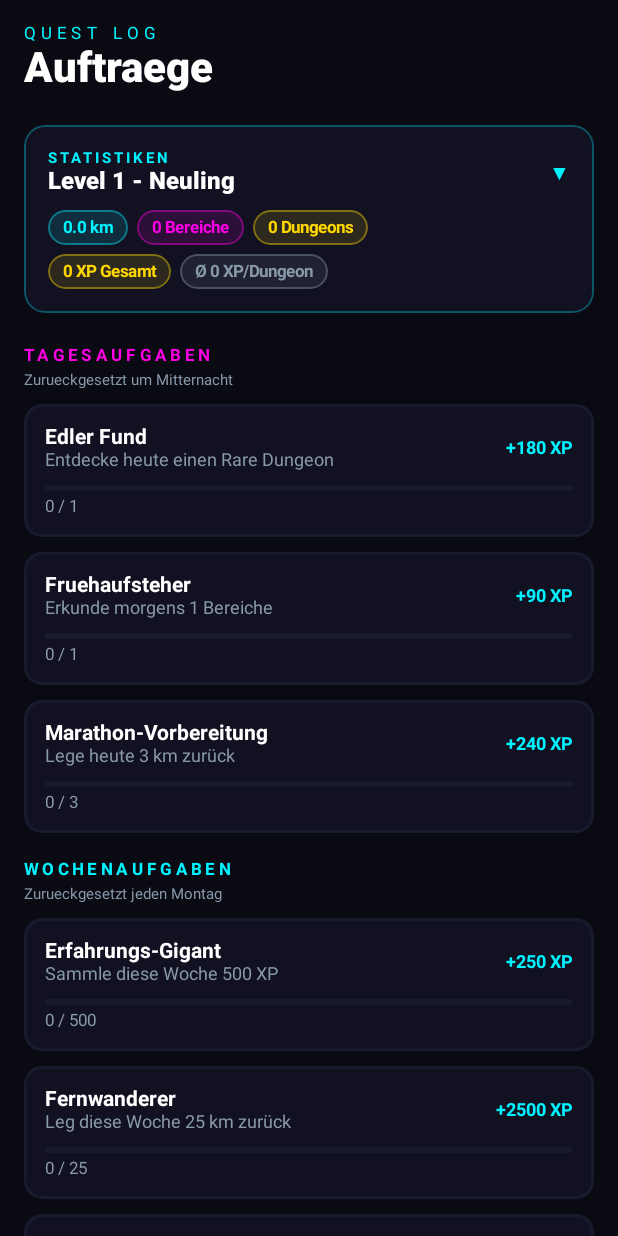
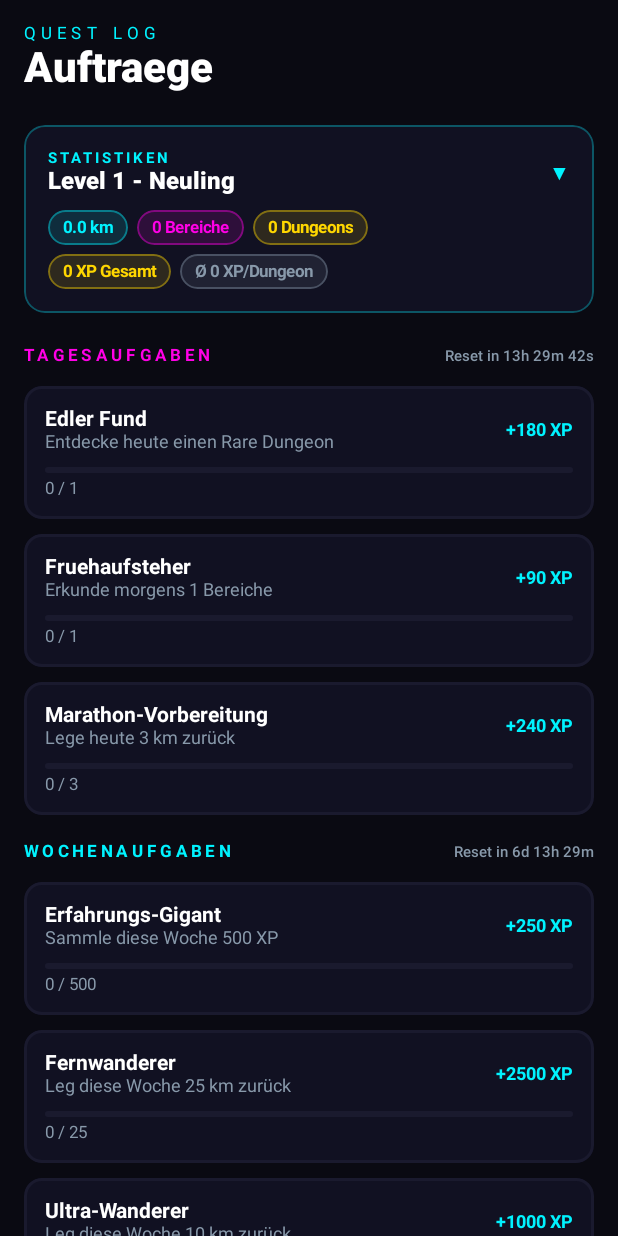
Before and after one commit to theStxve/SaD-App, an Android app built with Jetpack Compose: the composable QuestScreen shown on its own in the app's theme, on a phone screen of 412 x 824 dp. Run offline under Robolectric (Android 15) with nearby library versions, the light colour scheme and no system bars; our stand-ins replace Room's generated code; 7 statements that could not run were skipped.

Commit message:
feat: sekundengenauer live reset-countdown fuer daily und weekly quests

```diff
--- a/app/src/main/java/com/sad/app/data/DailyQuestManager.kt
+++ b/app/src/main/java/com/sad/app/data/DailyQuestManager.kt
@@ -59,6 +59,42 @@ object DailyQuestManager {
     private fun weekKey(): String {
         val cal = Calendar.getInstance()
         return "${cal.get(Calendar.YEAR)}_W${cal.get(Calendar.WEEK_OF_YEAR)}"
+    }
+
+    fun formatTimeUntilDailyReset(): String {
+        val now = System.currentTimeMillis()
+        val nextReset = todayStart() + 24 * 60 * 60 * 1000L
+        val diff = (nextReset - now).coerceAtLeast(0L)
+        val hours = diff / (1000 * 60 * 60)
+        val minutes = (diff / (1000 * 60)) % 60
+        val seconds = (diff / 1000) % 60
+        return String.format(java.util.Locale.US, "%02dh %02dm %02ds", hours, minutes, seconds)
+    }
+
+    fun formatTimeUntilWeeklyReset(): String {
+        val now = System.currentTimeMillis()
+        val calNext = Calendar.getInstance()
+        calNext.firstDayOfWeek = Calendar.MONDAY
+        calNext.set(Calendar.HOUR_OF_DAY, 0)
+        calNext.set(Calendar.MINUTE, 0)
+        calNext.set(Calendar.SECOND, 0)
+        calNext.set(Calendar.MILLISECOND, 0)
+
+        val dayOfWeek = calNext.get(Calendar.DAY_OF_WEEK)
+        var daysUntilMonday = (Calendar.MONDAY - dayOfWeek + 7) % 7
+        if (daysUntilMonday == 0 && now >= calNext.timeInMillis) {
+            daysUntilMonday = 7
+        }
+        calNext.add(Calendar.DAY_OF_YEAR, daysUntilMonday)
+        val diff = (calNext.timeInMillis - now).coerceAtLeast(0L)
+        val days = diff / (1000 * 60 * 60 * 24)
+        val hours = (diff / (1000 * 60 * 60)) % 24
+        val minutes = (diff / (1000 * 60)) % 60
+        return if (days > 0) {
+            "${days}d ${hours}h ${minutes}m"
+        } else {
+            String.format(java.util.Locale.US, "%02dh %02dm", hours, minutes)
+        }
     }
 
     // ─── 100 DAILY QUEST TEMPLATES ──────────────────────────────────────────
--- a/app/src/main/java/com/sad/app/ui/QuestScreen.kt
+++ b/app/src/main/java/com/sad/app/ui/QuestScreen.kt
@@ -347,6 +347,18 @@ fun QuestScreen(refreshKey: Int = 0) {
     // Stats: Rarity-Breakdown retroaktiv aus DB
     var rarityBreakdown by remember { mutableStateOf<Map<String, Int>>(emptyMap()) }
 
+    // Live Countdowns
+    var dailyCountdown  by remember { mutableStateOf(DailyQuestManager.formatTimeUntilDailyReset()) }
+    var weeklyCountdown by remember { mutableStateOf(DailyQuestManager.formatTimeUntilWeeklyReset()) }
+
+    LaunchedEffect(Unit) {
+        while (true) {
+            dailyCountdown  = DailyQuestManager.formatTimeUntilDailyReset()
+            weeklyCountdown = DailyQuestManager.formatTimeUntilWeeklyReset()
+            kotlinx.coroutines.delay(1000L)
+        }
+    }
+
     // Daily/Weekly Quests laden
     LaunchedEffect(refreshKey) {
         withContext(Dispatchers.IO) {
@@ -386,10 +398,16 @@ fun QuestScreen(refreshKey: Int = 0) {
         // ── Tagesaufgaben
         item {
             Spacer(Modifier.height(4.dp))
-            Text("TAGESAUFGABEN", color = colors.accent, fontSize = 11.sp,
-                letterSpacing = 3.sp, fontWeight = FontWeight.Bold)
+            Row(
+                modifier = Modifier.fillMaxWidth(),
+                horizontalArrangement = Arrangement.SpaceBetween,
+                verticalAlignment = Alignment.CenterVertically
+            ) {
+                Text("TAGESAUFGABEN", color = colors.accent, fontSize = 11.sp,
+                    letterSpacing = 3.sp, fontWeight = FontWeight.Bold)
+                Text("Reset in $dailyCountdown", color = colors.textSecondary, fontSize = 10.sp, fontWeight = FontWeight.SemiBold)
+            }
             Spacer(Modifier.height(4.dp))
-            Text("Zurueckgesetzt um Mitternacht", color = colors.textSecondary, fontSize = 10.sp)
         }
         val daily = DailyQuestManager.dailyQuests
         if (daily.isEmpty()) {
@@ -412,10 +430,16 @@ fun QuestScreen(refreshKey: Int = 0) {
         // ── Wochenaufgaben
         item {
             Spacer(Modifier.height(8.dp))
-            Text("WOCHENAUFGABEN", color = colors.primary, fontSize = 11.sp,
-                letterSpacing = 3.sp, fontWeight = FontWeight.Bold)
+            Row(
+                modifier = Modifier.fillMaxWidth(),
+                horizontalArrangement = Arrangement.SpaceBetween,
+                verticalAlignment = Alignment.CenterVertically
+            ) {
+                Text("WOCHENAUFGABEN", color = colors.primary, fontSize = 11.sp,
+                    letterSpacing = 3.sp, fontWeight = FontWeight.Bold)
+                Text("Reset in $weeklyCountdown", color = colors.textSecondary, fontSize = 10.sp, fontWeight = FontWeight.SemiBold)
+            }
             Spacer(Modifier.height(4.dp))
-            Text("Zurueckgesetzt jeden Montag", color = colors.textSecondary, fontSize = 10.sp)
         }
         val weekly = DailyQuestManager.weeklyQuests
         if (weekly.isEmpty()) {
```
